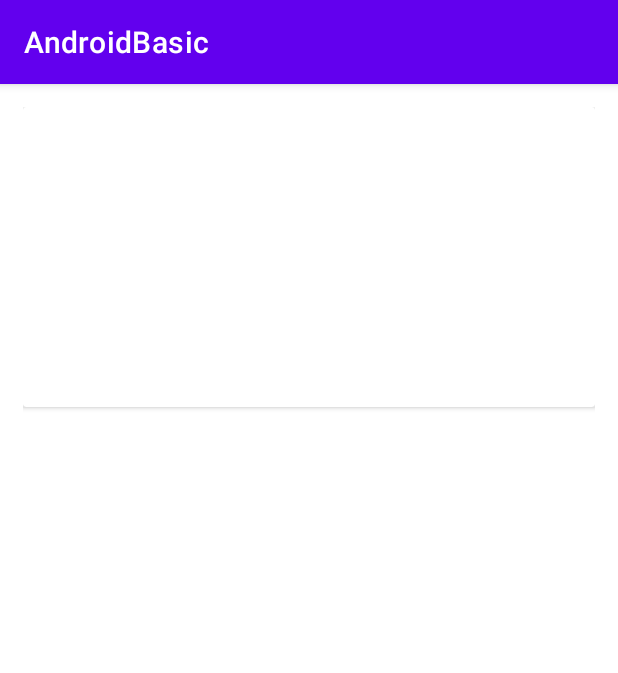
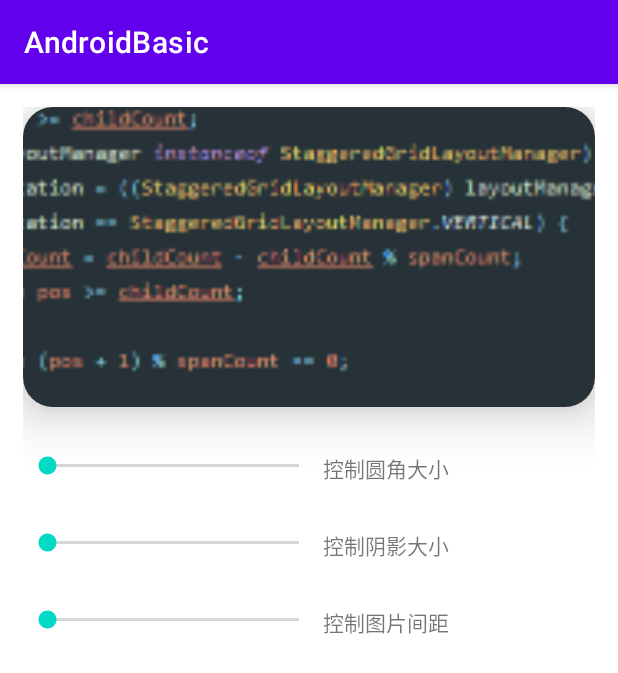
Before and after one commit to KoWunnaKo/AndroidBasic, an Android app: the CardViewActivity screen opened directly, with no data from a screen before it, on a phone screen of 412 x 824 dp. Shown: the top 673 px of the screen. Run offline under Robolectric (Android 15) with nearby library versions, the phone set to English and light mode, and no system bars.

Commit message:
add CardView

```diff
--- a/app/src/main/java/com/exciter/androidbasic/MainActivity.java
+++ b/app/src/main/java/com/exciter/androidbasic/MainActivity.java
@@ -8,6 +8,7 @@ import android.content.Intent;
 import android.os.Bundle;
 import android.view.View;
 
+import com.exciter.androidbasic.cardview.CardViewActivity;
 import com.exciter.androidbasic.recyclerview.RecyclerViewActivity;
 
 import java.util.ArrayList;
@@ -28,6 +29,7 @@ public class MainActivity extends AppCompatActivity {
 
     private void initData() {
         mData.add("RecyclerView");
+        mData.add("CardView");
         mHomeAdapter.notifyDataSetChanged();
     }
 
@@ -41,6 +43,9 @@ public class MainActivity extends AppCompatActivity {
                 case 0:
                     startActivity(new Intent(MainActivity.this, RecyclerViewActivity.class));
                     break;
+                case 1:
+                    startActivity(new Intent(MainActivity.this, CardViewActivity.class));
+                    break;
                 default:
                     break;
             }
--- a/app/src/main/java/com/exciter/androidbasic/cardview/CardViewActivity.java
+++ b/app/src/main/java/com/exciter/androidbasic/cardview/CardViewActivity.java
@@ -1,16 +1,77 @@
 package com.exciter.androidbasic.cardview;
 
 import androidx.appcompat.app.AppCompatActivity;
+import androidx.cardview.widget.CardView;
 
 import android.os.Bundle;
+import android.widget.SeekBar;
 
 import com.exciter.androidbasic.R;
 
 public class CardViewActivity extends AppCompatActivity {
 
+    private CardView mCardView;
+
     @Override
     protected void onCreate(Bundle savedInstanceState) {
         super.onCreate(savedInstanceState);
         setContentView(R.layout.activity_card_view);
+        initView();
+    }
+
+    private void initView() {
+        mCardView = findViewById(R.id.card_view);
+        SeekBar mSeekBar01 = findViewById(R.id.seek_bar_01);
+        SeekBar mSeekBar02 = findViewById(R.id.seek_bar_02);
+        SeekBar mSeekBar03 = findViewById(R.id.seek_bar_03);
+
+        mSeekBar01.setOnSeekBarChangeListener(new SeekBar.OnSeekBarChangeListener() {
+            @Override
+            public void onProgressChanged(SeekBar seekBar, int progress, boolean fromUser) {
+                mCardView.setRadius(progress);
+            }
+
+            @Override
+            public void onStartTrackingTouch(SeekBar seekBar) {
+
+            }
+
+            @Override
+            public void onStopTrackingTouch(SeekBar seekBar) {
+
+            }
+        });
+        mSeekBar02.setOnSeekBarChangeListener(new SeekBar.OnSeekBarChangeListener() {
+            @Override
+            public void onProgressChanged(SeekBar seekBar, int progress, boolean fromUser) {
+                mCardView.setElevation(progress);
+            }
+
+            @Override
+            public void onStartTrackingTouch(SeekBar seekBar) {
+
+            }
+
+            @Override
+            public void onStopTrackingTouch(SeekBar seekBar) {
+
+            }
+        });
+        mSeekBar03.setOnSeekBarChangeListener(new SeekBar.OnSeekBarChangeListener() {
+            @Override
+            public void onProgressChanged(SeekBar seekBar, int progress, boolean fromUser) {
+                mCardView.setContentPadding(progress, progress, progress, progress);
+            }
+
+            @Override
+            public void onStartTrackingTouch(SeekBar seekBar) {
+
+            }
+
+            @Override
+            public void onStopTrackingTouch(SeekBar seekBar) {
+
+            }
+        });
     }
 }
--- a/app/src/main/res/layout/activity_card_view.xml
+++ b/app/src/main/res/layout/activity_card_view.xml
@@ -1,17 +1,81 @@
 <?xml version="1.0" encoding="utf-8"?>
-<androidx.constraintlayout.widget.ConstraintLayout xmlns:android="http://schemas.android.com/apk/res/android"
+<LinearLayout xmlns:android="http://schemas.android.com/apk/res/android"
     xmlns:app="http://schemas.android.com/apk/res-auto"
     xmlns:tools="http://schemas.android.com/tools"
     android:layout_width="match_parent"
     android:layout_height="match_parent"
+    android:orientation="vertical"
     android:padding="15dp"
     tools:context=".cardview.CardViewActivity">
 
     <androidx.cardview.widget.CardView
+        android:id="@+id/card_view"
         android:layout_width="match_parent"
         android:layout_height="200dp"
+        app:cardCornerRadius="20dp"
+        android:background="@android:color/transparent"
+        app:cardElevation="20dp"
         app:layout_constraintLeft_toLeftOf="parent"
         app:layout_constraintRight_toRightOf="parent"
-        app:layout_constraintTop_toTopOf="parent" />
+        app:layout_constraintTop_toTopOf="parent">
 
-</androidx.constraintlayout.widget.ConstraintLayout>
+        <ImageView
+            android:src="@drawable/card"
+            android:layout_width="match_parent"
+            android:layout_height="match_parent"
+            android:scaleType="centerCrop" />
+
+    </androidx.cardview.widget.CardView>
+
+    <LinearLayout
+        android:layout_width="match_parent"
+        android:layout_height="wrap_content"
+        android:layout_marginTop="30dp">
+
+        <SeekBar
+            android:id="@+id/seek_bar_01"
+            android:layout_width="200dp"
+            android:layout_height="wrap_content" />
+
+        <TextView
+            android:layout_width="wrap_content"
+            android:layout_height="wrap_content"
+            android:text="控制圆角大小" />
+
+    </LinearLayout>
+
+    <LinearLayout
+        android:layout_width="match_parent"
+        android:layout_height="wrap_content"
+        android:layout_marginTop="30dp">
+
+        <SeekBar
+            android:id="@+id/seek_bar_02"
+            android:layout_width="200dp"
+            android:layout_height="wrap_content" />
+
+        <TextView
+            android:layout_width="wrap_content"
+            android:layout_height="wrap_content"
+            android:text="控制阴影大小" />
+
+    </LinearLayout>
+
+    <LinearLayout
+        android:layout_width="match_parent"
+        android:layout_height="wrap_content"
+        android:layout_marginTop="30dp">
+
+        <SeekBar
+            android:id="@+id/seek_bar_03"
+            android:layout_width="200dp"
+            android:layout_height="wrap_content" />
+
+        <TextView
+            android:layout_width="wrap_content"
+            android:layout_height="wrap_content"
+            android:text="控制图片间距" />
+
+    </LinearLayout>
+
+</LinearLayout>
```
Also changed, not shown: app/src/main/res/drawable-xxhdpi/card.png (added).
